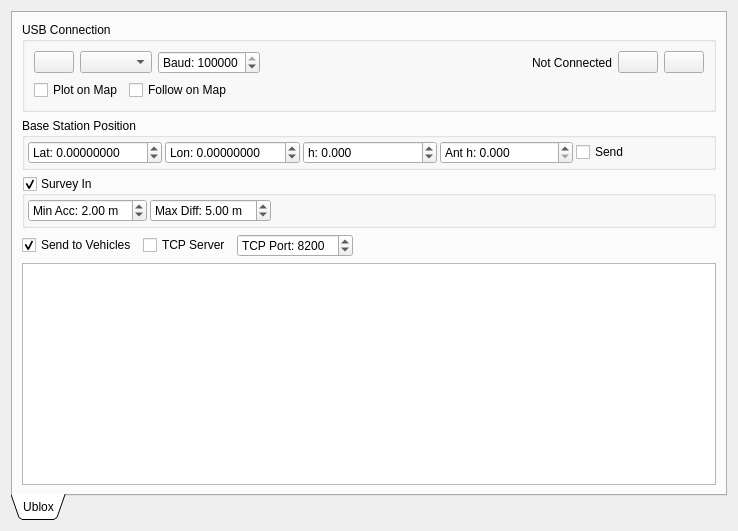
vedderb/rise_sdvp, file Linux/RControlStation/basestation.ui: the form before one commit.
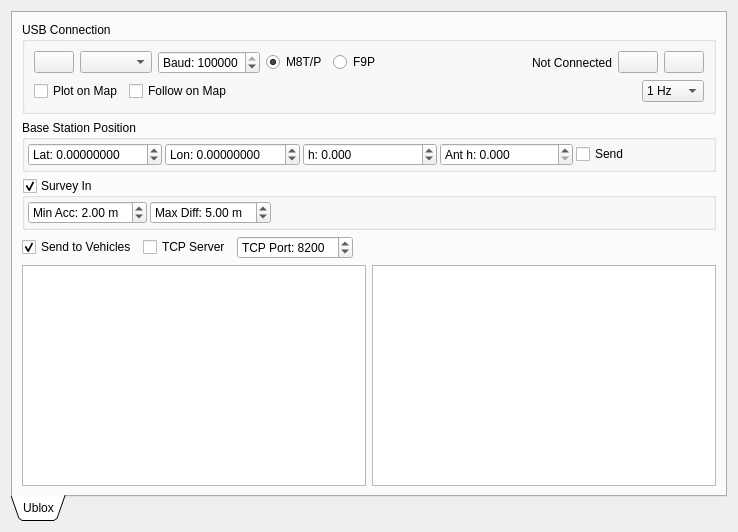
The form after the commit. Icons and pictures are not drawn.

```diff
--- a/Linux/RControlStation/basestation.ui
+++ b/Linux/RControlStation/basestation.ui
@@ -7,7 +7,7 @@
     <x>0</x>
     <y>0</y>
     <width>738</width>
-    <height>531</height>
+    <height>532</height>
    </rect>
   </property>
   <property name="windowTitle">
@@ -78,6 +78,23 @@
               </property>
              </widget>
             </item>
+            <item>
+             <widget class="QRadioButton" name="m8Button">
+              <property name="text">
+               <string>M8T/P</string>
+              </property>
+              <property name="checked">
+               <bool>true</bool>
+              </property>
+             </widget>
+            </item>
+            <item>
+             <widget class="QRadioButton" name="f9Button">
+              <property name="text">
+               <string>F9P</string>
+              </property>
+             </widget>
+            </item>
             <item>
              <spacer name="horizontalSpacer_2">
               <property name="orientation">
@@ -157,6 +174,25 @@
               </property>
              </spacer>
             </item>
+            <item>
+             <widget class="QComboBox" name="rateBox">
+              <item>
+               <property name="text">
+                <string>1 Hz</string>
+               </property>
+              </item>
+              <item>
+               <property name="text">
+                <string>5 Hz</string>
+               </property>
+              </item>
+              <item>
+               <property name="text">
+                <string>10 Hz</string>
+               </property>
+              </item>
+             </widget>
+            </item>
            </layout>
           </item>
          </layout>
@@ -395,6 +431,8 @@
         </layout>
        </item>
        <item>
+        <layout class="QHBoxLayout" name="horizontalLayout_5">
+         <item>
         <widget class="QPlainTextEdit" name="ubxText">
          <property name="sizePolicy">
           <sizepolicy hsizetype="Expanding" vsizetype="MinimumExpanding">
@@ -411,6 +449,26 @@
           <bool>true</bool>
          </property>
         </widget>
+         </item>
+         <item>
+          <widget class="QPlainTextEdit" name="ubxText2">
+           <property name="sizePolicy">
+            <sizepolicy hsizetype="Expanding" vsizetype="MinimumExpanding">
+             <horstretch>0</horstretch>
+             <verstretch>0</verstretch>
+            </sizepolicy>
+           </property>
+           <property name="font">
+            <font>
+             <family>Monospace</family>
+            </font>
+           </property>
+           <property name="readOnly">
+            <bool>true</bool>
+           </property>
+          </widget>
+         </item>
+        </layout>
        </item>
       </layout>
      </widget>
```
Left out of the diff: 2 changed lines with no effect on the pictures. Lines whose indentation alone changed are shown as unchanged.
